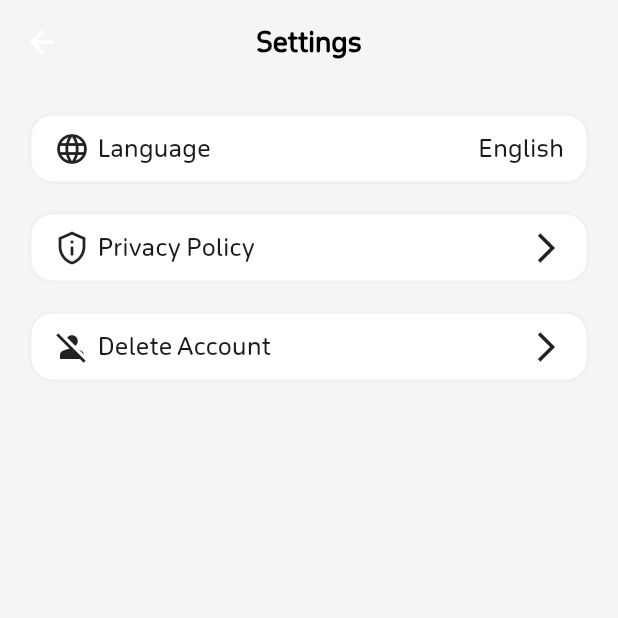
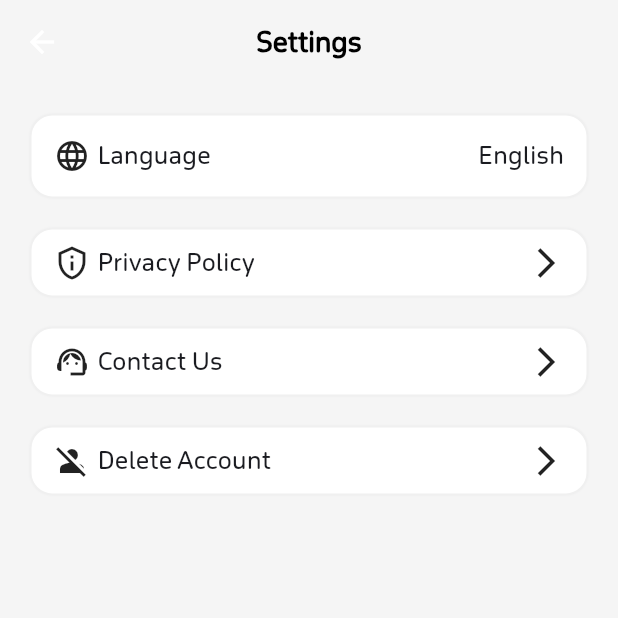
Before and after one commit to AbdoAi2025/app-Teacher, a Flutter app: the SettingsScreen screen opened directly, on a phone screen of 412 x 824 dp, the top half of it. Run offline on Flutter 3.47's test engine with Material 3 defaults, Android fonts, the light colour scheme and no system bars; our stand-ins replace country_code_picker, dio, flutter_native_contact_picker, flutter_svg, form_field_validator, get and 7 more; missing offline and left inert: talker_dio_logger; accounts and stored records are empty; network calls fail; statements that could not run were skipped.

Commit message:
feat: Add "Contact Us" option to settings
This commit introduces a "Contact Us" option in the settings screen, enabling users to initiate a WhatsApp chat for support.

**Key Changes:**

*   **`lib/screens/settings/settings_screen.dart`**:
    *   A new "Contact Us" button, represented by an `Icons.support_agent` icon, has been added to the settings menu.
    *   An `onContactUsClick` function is implemented to open a WhatsApp chat with a predefined phone number (`+201063271529`) using an external application launch.
    *   The vertical padding for setting cells has been increased from 10 to 15 for better spacing.

*   **`lib/localization/`**:
    *   Added the translation string for "Contact Us" in both `localeEnglish.dart` and `localArabic.dart` to support localization.

```diff
--- a/lib/localization/localArabic.dart
+++ b/lib/localization/localArabic.dart
@@ -215,7 +215,8 @@ final Map<String, String> ar = {
   "Password must be at least 6 characters": "كلمة المرور يجب أن تحتوي على 6 أحرف على الأقل",
   "Please confirm your password": "يرجى تأكيد كلمة المرور",
   "Passwords do not match": "كلمة المرور غير متطابقة",
-  "Don't have an account?": "ليس لديك حساب؟"
+  "Don't have an account?": "ليس لديك حساب؟",
+  "Contact Us": "تواصل معنا"
 
 
 
--- a/lib/localization/localeEnglish.dart
+++ b/lib/localization/localeEnglish.dart
@@ -198,6 +198,7 @@ final Map<String, String> enUS = {
   "Please confirm your password": "Please confirm your password",
   "Passwords do not match": "Passwords do not match",
   "Don't have an account?": "Don't have an account?",
+  "Contact Us": "Contact Us",
 
 
 
--- a/lib/screens/settings/settings_screen.dart
+++ b/lib/screens/settings/settings_screen.dart
@@ -37,6 +37,7 @@ class _SettingsScreenState extends State<SettingsScreen> {
               children: [
                 _language(),
                 _privacyPolicy(),
+                _contactUs(),
                 _deleteAccount()
               ],
             ),
@@ -53,7 +54,7 @@ class _SettingsScreenState extends State<SettingsScreen> {
 
       },
       child: Container(
-        padding: EdgeInsets.symmetric(horizontal: 15 , vertical: 10),
+        padding: EdgeInsets.symmetric(horizontal: 15 , vertical: 15),
         decoration: AppBackgroundStyle.backgroundWithShadow(),
         child: Row(
           spacing: 5,
@@ -87,6 +88,10 @@ class _SettingsScreenState extends State<SettingsScreen> {
     return  _cell("Privacy Policy".tr , Icons.privacy_tip_outlined ,onPrivacyPolicyClick );
   }
 
+  _contactUs() {
+    return  _cell("Contact Us".tr , Icons.support_agent ,onContactUsClick );
+  }
+
   _deleteAccount() {
     return  _cell("Delete Account".tr , Icons.person_off ,onDeleteAccount );
   }
@@ -103,6 +108,21 @@ class _SettingsScreenState extends State<SettingsScreen> {
       );
     } else {
       debugPrint("❌ Could not launch $url");
+    }
+  }
+
+  Future<void> onContactUsClick() async {
+    final String phoneNumber = "+201063271529";
+    final String whatsappUrl = "https://wa.me/$phoneNumber";
+    final Uri uri = Uri.parse(whatsappUrl);
+
+    if (await canLaunchUrl(uri)) {
+      await launchUrl(
+        uri,
+        mode: LaunchMode.externalApplication,
+      );
+    } else {
+      debugPrint("❌ Could not launch WhatsApp with $phoneNumber");
     }
   }
 
```
